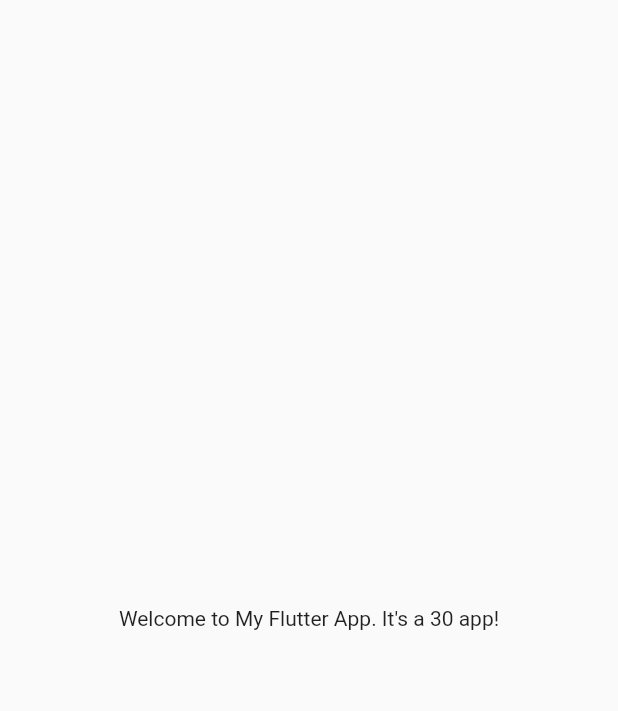
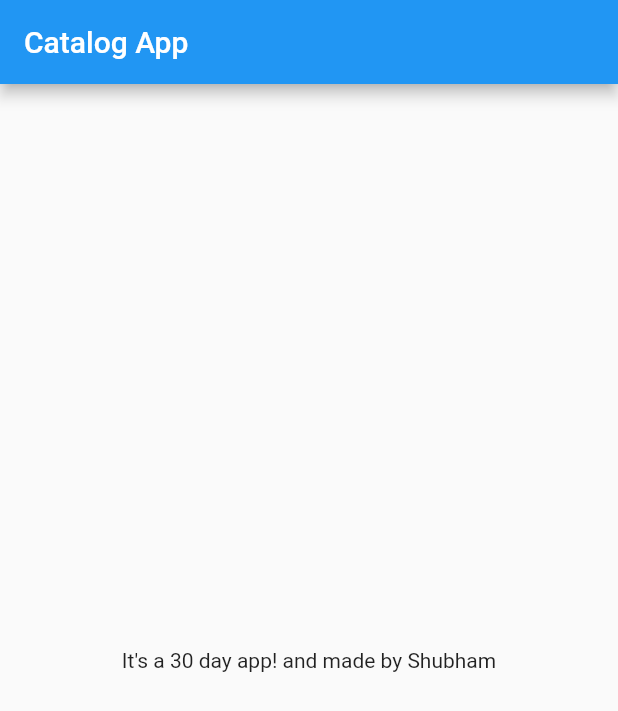
Before and after one commit to dev-shubhamkumar/Catalog-App, a Flutter app: the screen it shows after launch, on a phone screen of 412 x 824 dp. Shown: the top 711 px of the screen. Run offline on Flutter 3.47's test engine with Material 2 defaults, Android fonts, the phone set to English and light mode, and no system bars.

Commit message:
First Commit

```diff
--- /dev/null
+++ b/lib/home_page.dart
@@ -0,0 +1,20 @@
+import 'package:flutter/material.dart';
+
+class HomePage extends StatelessWidget {
+  @override
+  Widget build(BuildContext context) {
+    int days = 30;
+    String name = "Shubham";
+
+    return Scaffold(
+      appBar: AppBar(
+        title: Text("Catalog App"),
+      ),
+      body: Center(
+        child: Container(
+          child: Text("It's a $days day app! and made by $name"),
+        ),
+      ),
+    );
+  }
+}
--- a/lib/main.dart
+++ b/lib/main.dart
@@ -1,4 +1,5 @@
 import 'package:flutter/material.dart';
+import 'home_page.dart';
 
 void main() {
   runApp(MyApp());
@@ -7,16 +8,8 @@ void main() {
 class MyApp extends StatelessWidget {
   @override
   Widget build(BuildContext context) {
-    int days = 30;
-
     return MaterialApp(
-      home: Material(
-        child: Center(
-          child: Container(
-            child: Text("Welcome to My Flutter App. It's a $days app!"),
-          ),
-        ),
-      ),
+      home: HomePage(),
     );
   }
 }
```
